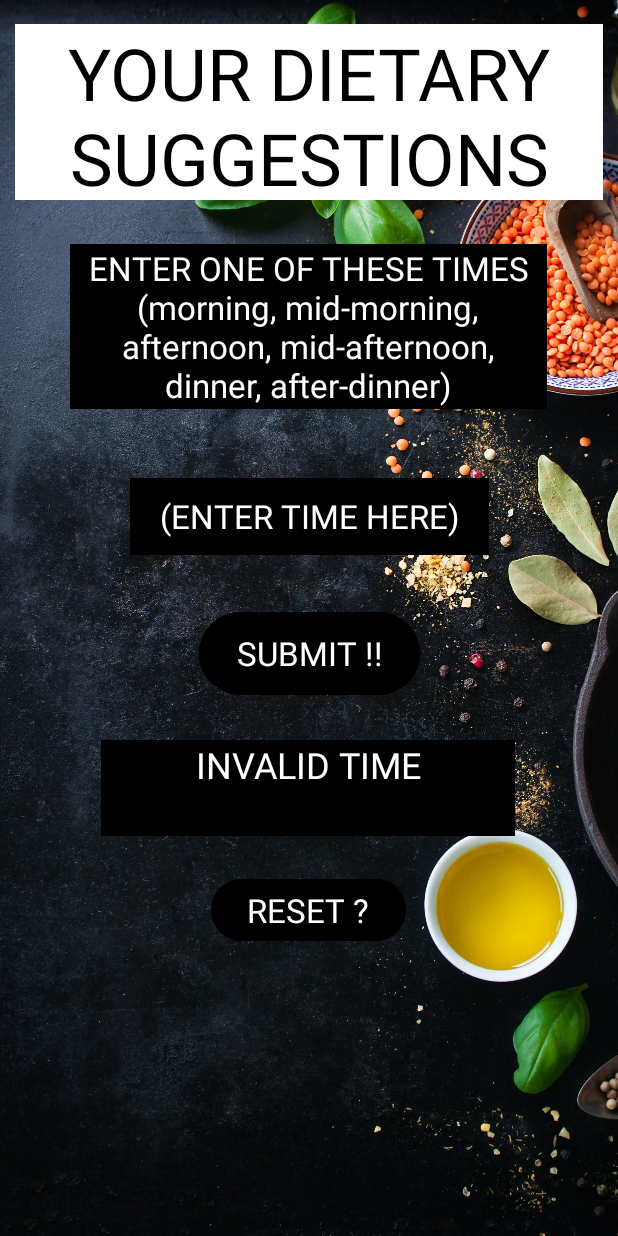
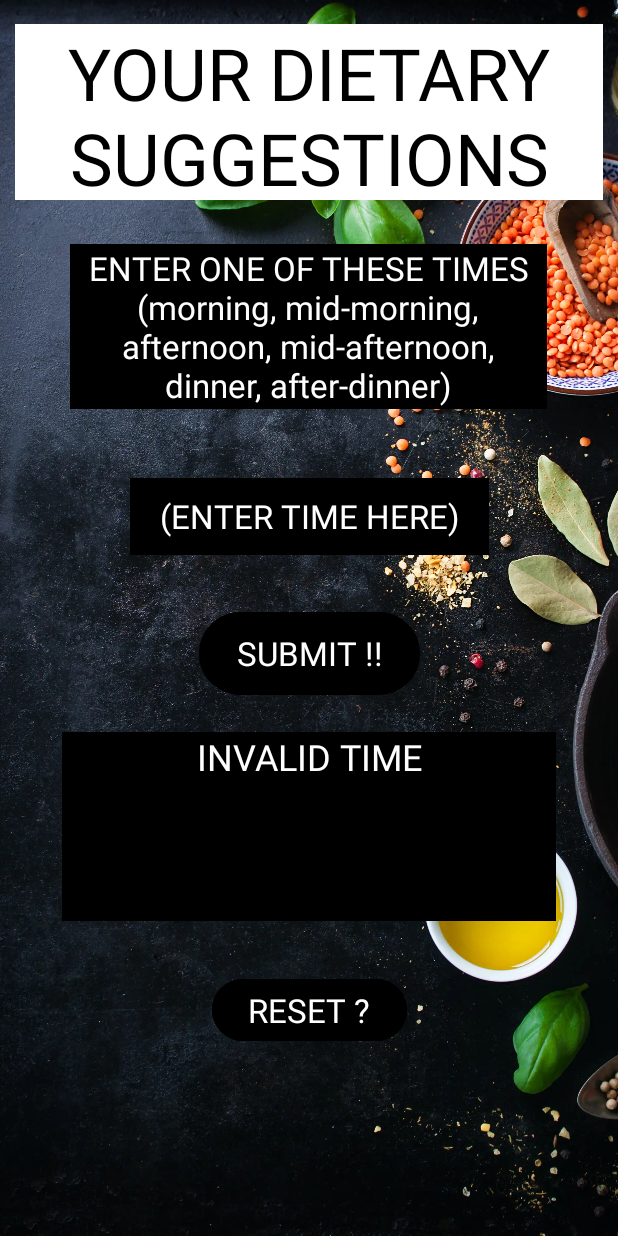
Before and after one commit to Jean-glitch22/MealSuggestionApp, an Android app: the screen it shows after launch (MainActivity), after a tap on "SUBMIT !!", on a phone screen of 412 x 824 dp. Run offline under Robolectric (Android 15) with nearby library versions, the phone set to English and light mode, and no system bars.

Commit message:
second commit

```diff
--- a/app/src/main/java/vcmsa/jean/mealsuggestionapp/MainActivity.kt
+++ b/app/src/main/java/vcmsa/jean/mealsuggestionapp/MainActivity.kt
@@ -8,6 +8,8 @@ import androidx.activity.enableEdgeToEdge
 import androidx.appcompat.app.AppCompatActivity
 import androidx.core.view.ViewCompat
 import androidx.core.view.WindowInsetsCompat
+import android.util.Log as log
+
 
 class MainActivity : AppCompatActivity() {
     override fun onCreate(savedInstanceState: Bundle?) {
@@ -28,24 +30,29 @@ class MainActivity : AppCompatActivity() {
         btnSubmit.setOnClickListener {
             val time = edTTime.text.toString()
             var meal = "SUGGESTIONS"
+
+            log.d("mealApp", "submit button clicked. Time entered: $time")
+
             tVMeal.postDelayed({
 
-                if (time == "morning") {
-                    meal = "Toast with egg, avocado and cranberries!!"
-                } else if (time == "mid-morning") {
-                    meal = "Yogurt, banana and peanut butter smoothie!!"
-                } else if (time == "afternoon") {
-                    meal = "Chicken and mayonnaise bagel!!"
-                } else if (time == "mid-afternoon") {
-                    meal = "Fruit salad!!"
-                } else if (time == "dinner") {
-                    meal = "Lamb shank with rice and vegetables!!"
-                } else if (time == "after-dinner") {
-                    meal = "Coffee with milk and honey!!"
+
+                if (time.equals("morning", ignoreCase = true)) {
+                    meal = "Toast with egg, avocado and cranberries!! or \n Oatmeal with banana and peanut butter!!"
+                } else if (time.equals("mid-morning", ignoreCase = true)) {
+                    meal = "Yogurt, banana and peanut butter smoothie!! or \n Avocado and banana smoothie!!"
+                } else if (time.equals("afternoon", ignoreCase = true)) {
+                    meal = "Chicken and mayonnaise bagel!! or \n Turkey and cheese bagel!!"
+                } else if (time.equals("mid-afternoon", ignoreCase = true)) {
+                    meal = "Fruit salad!! or \n Apple and bananas!!"
+                } else if (time.equals("dinner", ignoreCase = true)) {
+                    meal = "Lamb shank with rice and vegetables!! or \n Chicken and rice with vegetables!!"
+                } else if (time.equals("after-dinner", ignoreCase = true)) {
+                    meal = "Coffee with milk and honey!! or \n Tea with milk and honey!!"
                 } else {
+                    log.d("mealApp", "Invalid time entered: $time")
                     meal = "INVALID TIME"
                 }
-
+                log.d("mealApp", "Meal suggestion: $meal")
                 tVMeal.text = meal // Display meal suggestions
             }, 1000) // Adding a delay
         }
@@ -54,9 +61,12 @@ class MainActivity : AppCompatActivity() {
         btnReset.setOnClickListener {
             edTTime.text.clear()
             tVMeal.text = "RESET SUCCESSFUL"  // reset message
+            log.d("mealApp", "Reset button clicked")
+
             // checks if reset message has been displayed
             tVMeal.postDelayed({
                 tVMeal.text = "WOULD YOU LIKE TO ENTER ANOTHER TIME?"
+                log.d("mealApp", "Reset message displayed")
             }, 2000) // Adding a delay
         }
     }
--- a/app/src/main/res/layout/activity_main.xml
+++ b/app/src/main/res/layout/activity_main.xml
@@ -78,8 +78,8 @@
 
         <TextView
             android:id="@+id/tVMeal"
-            android:layout_width="276dp"
-            android:layout_height="64dp"
+            android:layout_width="329dp"
+            android:layout_height="126dp"
             android:background="@color/black"
             android:text="YOUR MEAL FOR TODAY IS !!"
             android:textAlignment="center"
@@ -88,10 +88,9 @@
             android:textSize="24sp"
             app:layout_constraintBottom_toBottomOf="parent"
             app:layout_constraintEnd_toEndOf="@+id/imageView"
-            app:layout_constraintHorizontal_bias="0.496"
             app:layout_constraintStart_toStartOf="parent"
             app:layout_constraintTop_toTopOf="parent"
-            app:layout_constraintVertical_bias="0.649" />
+            app:layout_constraintVertical_bias="0.699" />
 
         <Button
             android:id="@+id/btnReset"
@@ -102,10 +101,9 @@
             android:textAppearance="@style/TextAppearance.AppCompat.Large"
             app:layout_constraintBottom_toBottomOf="parent"
             app:layout_constraintEnd_toEndOf="@+id/imageView"
-            app:layout_constraintHorizontal_bias="0.498"
             app:layout_constraintStart_toStartOf="parent"
             app:layout_constraintTop_toTopOf="parent"
-            app:layout_constraintVertical_bias="0.751" />
+            app:layout_constraintVertical_bias="0.837" />
 
         <EditText
             android:id="@+id/edTDifferentTimes"
```
